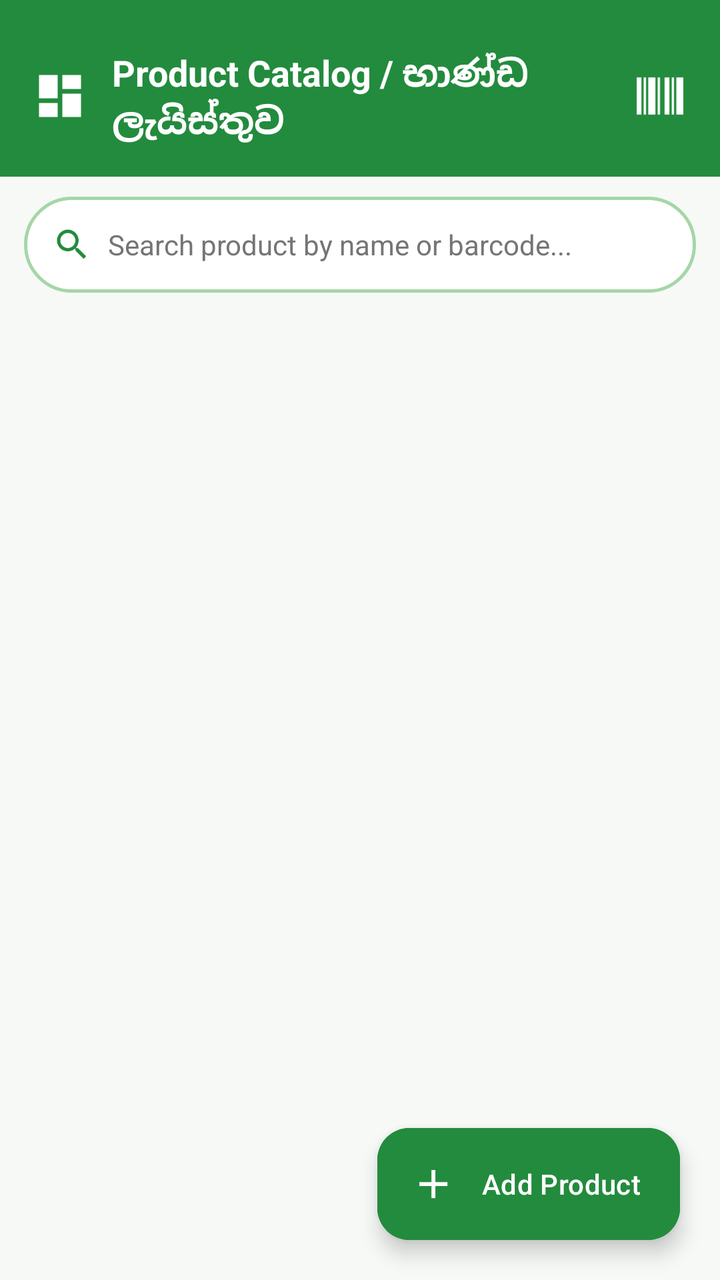
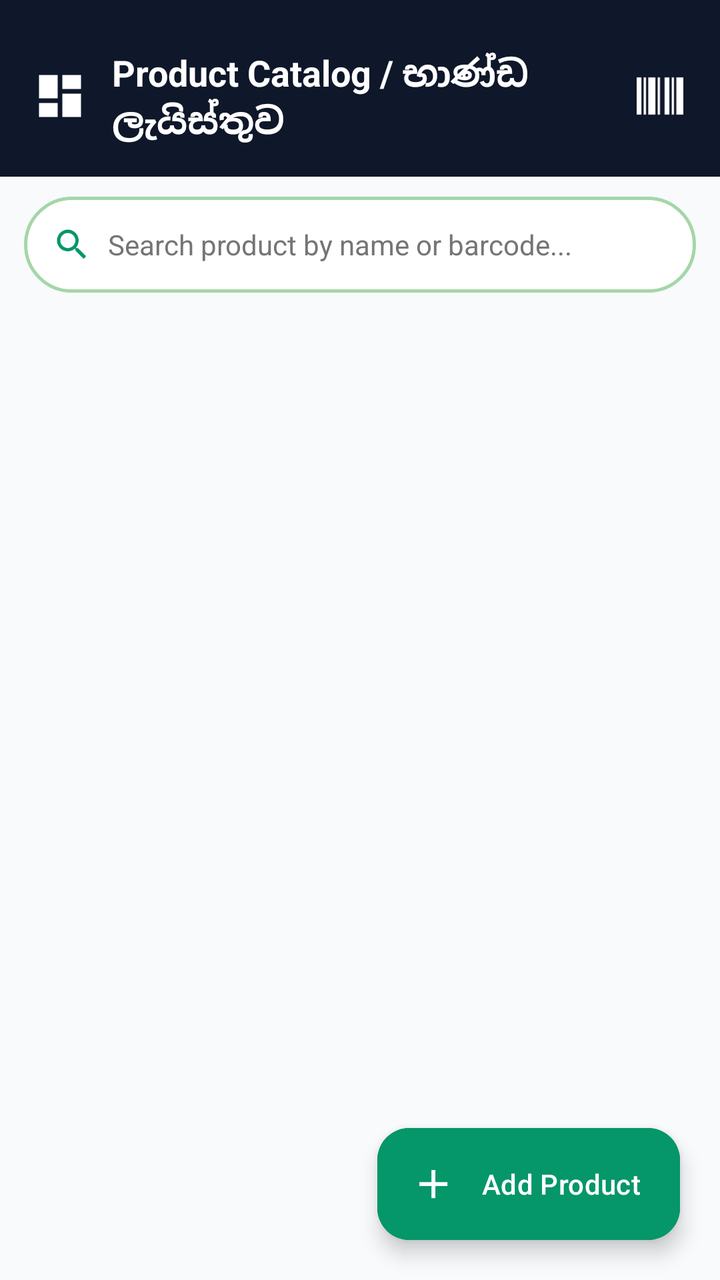

Screens rendered from an Android XML layout before and after an edit, with the pre-edit source and the edit as a unified diff.
<!-- AndroidManifest.xml: application theme Theme.PosSystem -->
<!-- res/layout/activity_products.xml -->
<?xml version="1.0" encoding="utf-8"?>
<RelativeLayout xmlns:android="http://schemas.android.com/apk/res/android"
    xmlns:app="http://schemas.android.com/apk/res-auto"
    android:layout_width="match_parent"
    android:layout_height="match_parent"
    android:fitsSystemWindows="true"
    android:background="@color/green_bg_light">

    
    <LinearLayout
        android:id="@+id/headerProducts"
        android:layout_width="match_parent"
        android:layout_height="wrap_content"
        android:background="@color/green_primary"
        android:gravity="center_vertical"
        android:orientation="horizontal"
        android:paddingHorizontal="16dp"
        android:paddingTop="24dp"
        android:paddingBottom="16dp">

        <ImageView
            android:id="@+id/btnBackProducts"
            android:layout_width="28dp"
            android:layout_height="28dp"
            android:contentDescription="Back"
            android:src="@drawable/ic_dashboard"
            app:tint="@color/white" />

        <TextView
            android:layout_width="0dp"
            android:layout_height="wrap_content"
            android:layout_marginStart="12dp"
            android:layout_weight="1"
            android:text="Product Catalog / භාණ්ඩ ලැයිස්තුව"
            android:textColor="@color/white"
            android:textSize="18sp"
            android:textStyle="bold" />

        <ImageView
            android:id="@+id/btnScanSearchProduct"
            android:layout_width="28dp"
            android:layout_height="28dp"
            android:src="@drawable/ic_barcode_scan"
            app:tint="@color/white" />
    </LinearLayout>

    
    <LinearLayout
        android:id="@+id/layoutProductSearch"
        android:layout_width="match_parent"
        android:layout_height="48dp"
        android:layout_below="@id/headerProducts"
        android:layout_marginHorizontal="12dp"
        android:layout_marginVertical="10dp"
        android:background="@drawable/bg_search_pill"
        android:gravity="center_vertical"
        android:orientation="horizontal"
        android:paddingHorizontal="14dp">

        <ImageView
            android:layout_width="20dp"
            android:layout_height="20dp"
            android:src="@drawable/ic_search"
            app:tint="@color/green_primary" />

        <EditText
            android:id="@+id/etSearchProducts"
            android:layout_width="0dp"
            android:layout_height="match_parent"
            android:layout_marginStart="8dp"
            android:layout_weight="1"
            android:background="@null"
            android:hint="Search product by name or barcode..."
            android:imeOptions="actionSearch"
            android:inputType="text"
            android:textColor="@color/black"
            android:textColorHint="#757575"
            android:textSize="14sp" />
    </LinearLayout>

    
    <androidx.recyclerview.widget.RecyclerView
        android:id="@+id/rvProducts"
        android:layout_width="match_parent"
        android:layout_height="match_parent"
        android:layout_below="@id/layoutProductSearch"
        android:clipToPadding="false"
        android:paddingBottom="80dp" />

    
    <com.google.android.material.floatingactionbutton.ExtendedFloatingActionButton
        android:id="@+id/fabAddProduct"
        android:layout_width="wrap_content"
        android:layout_height="wrap_content"
        android:layout_alignParentEnd="true"
        android:layout_alignParentBottom="true"
        android:layout_margin="20dp"
        android:backgroundTint="@color/green_primary"
        android:text="Add Product"
        android:textColor="@color/white"
        app:icon="@drawable/ic_add"
        app:iconTint="@color/white" />

</RelativeLayout>
<!-- resources referenced by this layout -->
<resources>
  <color name="black">#202124</color>
  <color name="green_bg_light">#F7F9F7</color>
  <color name="green_primary">#238B3D</color>
  <color name="white">#FFFFFF</color>
  <!-- drawable bg_search_pill (drawable) -->
  <?xml version="1.0" encoding="utf-8"?>
  <shape xmlns:android="http://schemas.android.com/apk/res/android"
      android:shape="rectangle">
      <solid android:color="@color/white" />
      <corners android:radius="24dp" />
      <stroke
          android:width="1.5dp"
          android:color="#A5D6A7" />
  </shape>
  <!-- drawable ic_add (drawable) -->
  <vector xmlns:android="http://schemas.android.com/apk/res/android"
      android:width="24dp"
      android:height="24dp"
      android:viewportWidth="24"
      android:viewportHeight="24">
    <path
        android:fillColor="@color/white"
        android:pathData="M19,13h-6v6h-2v-6H5v-2h6V5h2v6h6v2z"/>
  </vector>
  <!-- drawable ic_barcode_scan (drawable) -->
  <vector xmlns:android="http://schemas.android.com/apk/res/android"
      android:width="24dp"
      android:height="24dp"
      android:viewportWidth="24"
      android:viewportHeight="24">
    <path
        android:fillColor="@color/white"
        android:pathData="M2,4h2v16H2V4zm3,0h1v16H5V4zm2,0h3v16H7V4zm4,0h1v16h-1V4zm3,0h2v16h-2V4zm3,0h1v16h-1V4zm2,0h3v16h-3V4z"/>
  </vector>
  <!-- drawable ic_dashboard (drawable) -->
  <vector xmlns:android="http://schemas.android.com/apk/res/android"
      android:width="24dp"
      android:height="24dp"
      android:viewportWidth="24"
      android:viewportHeight="24">
    <path
        android:fillColor="@color/green_primary"
        android:pathData="M3,13h8V3H3v10zm0,8h8v-6H3v6zm10,0h8V11h-8v10zm0,-18v6h8V3h-8z"/>
  </vector>
  <!-- drawable ic_search (drawable) -->
  <vector xmlns:android="http://schemas.android.com/apk/res/android"
      android:width="24dp"
      android:height="24dp"
      android:viewportWidth="24"
      android:viewportHeight="24">
    <path
        android:fillColor="@color/green_primary"
        android:pathData="M15.5,14h-0.79l-0.28,-0.27C15.41,12.59 16,11.11 16,9.5 16,5.91 13.09,3 9.5,3S3,5.91 3,9.5 5.91,16 9.5,16c1.61,0 3.09,-0.59 4.23,-1.57l0.27,0.28v0.79l5,4.99L20.49,19l-4.99,-5zM9.5,14C7.01,14 5,11.99 5,9.5S7.01,5 9.5,5 14,7.01 14,9.5 11.99,14 9.5,14z"/>
  </vector>
  <style name="Theme.PosSystem" parent="Base.Theme.PosSystem" />
  <style name="Base.Theme.PosSystem" parent="Theme.Material3.Light.NoActionBar">
          
          <item name="colorPrimary">@color/green_primary</item>
          <item name="colorPrimaryVariant">@color/green_primary_dark</item>
          <item name="colorOnPrimary">@color/white</item>
          
          <item name="colorSecondary">@color/green_primary_light</item>
          <item name="colorSecondaryVariant">@color/green_primary_dark</item>
          <item name="colorOnSecondary">@color/white</item>
          
          <item name="colorSurface">@color/white</item>
          <item name="colorSurfaceContainer">@color/white</item>
          <item name="colorSurfaceContainerLow">@color/white</item>
          <item name="colorSurfaceContainerHigh">@color/white</item>
          <item name="colorSurfaceContainerHighest">@color/white</item>
          
          <item name="android:statusBarColor">@color/green_primary_dark</item>
          
          <item name="android:textColorHint">#6B7280</item>
          <item name="android:editTextColor">@color/black</item>
          
          <item name="android:windowBackground">@color/green_bg_light</item>
      </style>
  <color name="green_primary_dark">#176B2C</color>
  <color name="green_primary_light">#34A853</color>
</resources>

<!-- the commit's change to res/layout/activity_products.xml (unified diff, before → after) -->
@@ -11,7 +11,7 @@
         android:id="@+id/headerProducts"
         android:layout_width="match_parent"
         android:layout_height="wrap_content"
-        android:background="@color/green_primary"
+        android:background="@color/slate_primary"
         android:gravity="center_vertical"
         android:orientation="horizontal"
         android:paddingHorizontal="16dp"
<!-- resource entries referenced after the edit -->
@@ -1,8 +1,9 @@
 <!-- resources referenced by this layout -->
 <resources>
-  <color name="black">#202124</color>
-  <color name="green_bg_light">#F7F9F7</color>
-  <color name="green_primary">#238B3D</color>
+  <color name="black">#0F172A</color>
+  <color name="green_bg_light">#F8FAFC</color>
+  <color name="green_primary">#059669</color>
+  <color name="slate_primary">#0F172A</color>
   <color name="white">#FFFFFF</color>
   <!-- drawable bg_search_pill (drawable) -->
   <?xml version="1.0" encoding="utf-8"?>
@@ -57,11 +58,11 @@
   <style name="Theme.PosSystem" parent="Base.Theme.PosSystem" />
   <style name="Base.Theme.PosSystem" parent="Theme.Material3.Light.NoActionBar">
           
-          <item name="colorPrimary">@color/green_primary</item>
-          <item name="colorPrimaryVariant">@color/green_primary_dark</item>
+          <item name="colorPrimary">@color/slate_primary</item>
+          <item name="colorPrimaryVariant">@color/slate_surface</item>
           <item name="colorOnPrimary">@color/white</item>
           
-          <item name="colorSecondary">@color/green_primary_light</item>
+          <item name="colorSecondary">@color/green_primary</item>
           <item name="colorSecondaryVariant">@color/green_primary_dark</item>
           <item name="colorOnSecondary">@color/white</item>
           
@@ -71,14 +72,16 @@
           <item name="colorSurfaceContainerHigh">@color/white</item>
           <item name="colorSurfaceContainerHighest">@color/white</item>
           
-          <item name="android:statusBarColor">@color/green_primary_dark</item>
+          <item name="android:statusBarColor">@color/slate_primary</item>
           
-          <item name="android:textColorHint">#6B7280</item>
-          <item name="android:editTextColor">@color/black</item>
+          <item name="android:textColorHint">@color/text_hint</item>
+          <item name="android:editTextColor">@color/text_primary</item>
           
           <item name="android:windowBackground">@color/green_bg_light</item>
       </style>
-  <color name="green_primary_dark">#176B2C</color>
-  <color name="green_primary_light">#34A853</color>
+  <color name="slate_surface">#1E293B</color>
+  <color name="green_primary_dark">#047857</color>
+  <color name="text_hint">#94A3B8</color>
+  <color name="text_primary">#0F172A</color>
 </resources>
 
